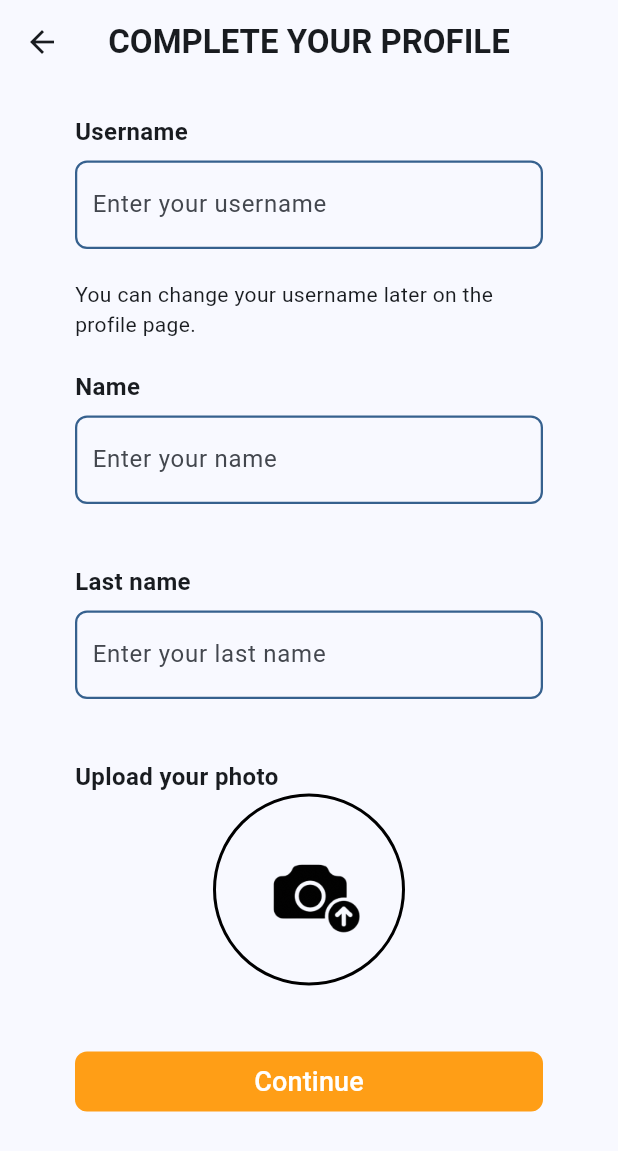
After one commit to amarosv/SongSwipe, a Flutter app: the CompleteProfileView screen opened directly, on a phone screen of 412 x 824 dp. The commit adds this screen. Shown: the top 1151 px of the screen. Run offline on Flutter 3.47's test engine with Material 3 defaults, Android fonts, the phone set to English and light mode, and no system bars; our stand-ins replace firebase_auth, firebase_core, flutter_dotenv, flutter_riverpod, go_router, image_cropper and 2 more; accounts and stored records are empty; generated files the repository leaves out were written again.

Commit message:
Permite seleccionar y recortar una imagen

```diff
--- a/lib/config/languages/app_en.arb
+++ b/lib/config/languages/app_en.arb
@@ -23,5 +23,15 @@
     "error_password_invalid": "password must be 8 characters long, must contain 1 capital letter, 1 lowercase letter, 1 number and 1 special character",
     "error_passwords_match": "passwords don't match",
     "error_email_empty": "email can't be empty",
-    "error_email_invalid": "email isn't valid"
+    "error_email_invalid": "email isn't valid",
+    "complete_profile": "complete your profile",
+    "username": "username",
+    "username_placeholder": "enter your username",
+    "username_info": "you can change your username later on the profile page.",
+    "name": "name",
+    "name_placeholder": "enter your name",
+    "lastname": "last name",
+    "lastname_placeholder": "enter your last name",
+    "upload_your_photo": "upload your photo",
+    "continue_s": "continue"
 }
--- a/lib/config/languages/app_es.arb
+++ b/lib/config/languages/app_es.arb
@@ -23,5 +23,15 @@
     "error_password_invalid": "la contraseña debe tener una longitud de 8 caracteres, contener 1 mayúscula, 1 minúscula, 1 número y 1 caracter especial",
     "error_passwords_match": "las contraseñas no coinciden",
     "error_email_empty": "el email no puede estar vacío",
-    "error_email_invalid": "el email no es válido"
+    "error_email_invalid": "el email no es válido",
+    "complete_profile": "completa tu perfil",
+    "username": "nombre de usuario",
+    "username_placeholder": "escribe tu nombre de usuario",
+    "username_info": "puedes cambiar tu nombre de usuario más tarde en la página del perfil",
+    "name": "nombre",
+    "name_placeholder": "escribe tu nombre",
+    "lastname": "apellidos",
+    "lastname_placeholder": "escribe tus apellidos",
+    "upload_your_photo": "sube tu foto",
+    "continue_s": "continuar"
 }
--- a/lib/config/languages/app_it.arb
+++ b/lib/config/languages/app_it.arb
@@ -23,5 +23,15 @@
     "error_password_invalid": "la password deve essere lunga 8 caratteri, deve contenere 1 maiuscola, 1 minuscola, 1 numero e 1 carattere speciale",
     "error_passwords_match": "le passwords non corrispondono",
     "error_email_empty": "l'e-mail non può essere vuota",
-    "error_email_invalid": "l'e-mail non è valida"
+    "error_email_invalid": "l'e-mail non è valida",
+    "complete_profile": "completa il tuo profilo",
+    "username": "username",
+    "username_placeholder": "scrive il tuo username",
+    "username_info": "poui cambiare il tuo username in seguito nella pagina del tuo profilo",
+    "name": "nome",
+    "name_placeholder": "scrive il tuo nome",
+    "lastname": "cognome",
+    "lastname_placeholder": "scrive il tuo cognome",
+    "upload_your_photo": "carica la tua foto",
+    "continue_s": "continuare"
 }
--- a/lib/config/router/app_router.dart
+++ b/lib/config/router/app_router.dart
@@ -18,7 +18,7 @@ class AppRouter {
     final user = FirebaseAuth.instance.currentUser;
 
     if (user != null) {
-      location = '/login';
+      location = '/complete-profile';
     }
 
     // Devolvemos la ruta
@@ -46,6 +46,12 @@ class AppRouter {
         builder: (context, state) =>
             ChangeThemeScreen(),
       ),
+      GoRoute(
+        path: '/complete-profile',
+        name: CompleteProfileScreen.name,
+        builder: (context, state) =>
+            CompleteProfileScreen(),
+      ),
     ],
   );
 }
--- a/lib/presentation/screens/export_screens.dart
+++ b/lib/presentation/screens/export_screens.dart
@@ -1,3 +1,4 @@
 export 'change_theme_screen.dart';
+export 'complete_profile_screen.dart';
 export 'login_screen.dart';
 export 'signup_screen.dart';
--- /dev/null
+++ b/lib/presentation/views/complete_profile_view.dart
@@ -0,0 +1,207 @@
+import 'dart:io';
+
+import 'package:flutter/material.dart';
+import 'package:flutter_gen/gen_l10n/app_localizations.dart';
+import 'package:image_cropper/image_cropper.dart';
+import 'package:image_picker/image_picker.dart';
+import 'package:songswipe/helpers/export_helpers.dart';
+import 'package:songswipe/presentation/widgets/export_widgets.dart';
+
+class CompleteProfileView extends StatefulWidget {
+  const CompleteProfileView({super.key});
+
+  @override
+  State<CompleteProfileView> createState() => _CompleteProfileViewState();
+}
+
+class _CompleteProfileViewState extends State<CompleteProfileView> {
+  // Constante que almacena la ruta a las imagenes
+  final String assetsPath = 'assets/images/useful';
+
+  // Controllers de los TextField
+  late TextEditingController usernameController;
+  late TextEditingController nameController;
+  late TextEditingController lastNameController;
+
+  @override
+  void initState() {
+    super.initState();
+    // Inicializamos los controllers
+    usernameController = TextEditingController();
+    nameController = TextEditingController();
+    lastNameController = TextEditingController();
+  }
+
+  @override
+  void dispose() {
+    // Destruimos los controllers
+    usernameController.dispose();
+    nameController.dispose();
+    lastNameController.dispose();
+    super.dispose();
+  }
+
+  File? _image; // Imagen seleccionada
+  final ImagePicker _picker = ImagePicker();
+
+  Future<File?> _cropImage(File imageFile) async {
+    final croppedFile = await ImageCropper().cropImage(
+      sourcePath: imageFile.path,
+      uiSettings: [
+        AndroidUiSettings(
+            toolbarTitle: 'Recortar Imagen',
+            toolbarColor: Colors.orange,
+            toolbarWidgetColor: Colors.white,
+            initAspectRatio: CropAspectRatioPreset.original,
+            lockAspectRatio: false,
+            aspectRatioPresets: [
+              CropAspectRatioPreset
+                  .square, // Permite recortar en formato cuadrado
+              CropAspectRatioPreset.ratio3x2,
+              CropAspectRatioPreset.original,
+              CropAspectRatioPreset.ratio4x3,
+              CropAspectRatioPreset.ratio16x9
+            ]),
+        IOSUiSettings(title: 'Recortar Imagen', aspectRatioPresets: [
+          CropAspectRatioPreset.square, // Permite recortar en formato cuadrado
+          CropAspectRatioPreset.ratio3x2,
+          CropAspectRatioPreset.original,
+          CropAspectRatioPreset.ratio4x3,
+          CropAspectRatioPreset.ratio16x9
+        ]),
+      ],
+    );
+
+    if (croppedFile != null) {
+      return File(croppedFile.path);
+    }
+    return null;
+  }
+
+  Future<void> _pickImage() async {
+    final XFile? pickedFile =
+        await _picker.pickImage(source: ImageSource.gallery);
+
+    if (pickedFile != null) {
+      File? croppedFile = await _cropImage(File(pickedFile.path));
+
+      if (croppedFile != null) {
+        setState(() {
+          _image = croppedFile;
+        });
+      }
+    }
+  }
+
+  @override
+  Widget build(BuildContext context) {
+    // Constante que almacena la localización de la app
+    final localization = AppLocalizations.of(context)!;
+
+    final size = MediaQuery.of(context).size;
+    final width = size.width;
+
+    return Scaffold(
+      appBar: AppBar(
+        title: Text(
+          localization.complete_profile.toUpperCase(),
+          style: TextStyle(fontWeight: FontWeight.bold),
+        ),
+      ),
+      body: SafeArea(
+          child: SingleChildScrollView(
+        child: Column(
+          children: [
+            Padding(padding: EdgeInsets.symmetric(vertical: 10)),
+
+            // CustomTextField para el username
+            CustomTextfield(
+              title: capitalizeFirstLetter(text: localization.username),
+              padding: EdgeInsets.symmetric(horizontal: 50),
+              placeholder: capitalizeFirstLetter(
+                  text: localization.username_placeholder),
+              textEditingController: usernameController,
+            ),
+
+            // Texto informativo para el username
+            Padding(
+              padding: EdgeInsets.symmetric(horizontal: 50, vertical: 20),
+              child: Text(
+                  'You can change your username later on the profile page.'),
+            ),
+
+            // CustomTextField para el nombre
+            CustomTextfield(
+              title: capitalizeFirstLetter(text: localization.name),
+              padding: EdgeInsets.symmetric(horizontal: 50),
+              placeholder:
+                  capitalizeFirstLetter(text: localization.name_placeholder),
+              textEditingController: nameController,
+            ),
+
+            // Espaciado
+            Padding(padding: EdgeInsets.symmetric(vertical: 20)),
+
+            // CustomTextField para los apellidos
+            CustomTextfield(
+              title: capitalizeFirstLetter(text: localization.lastname),
+              padding: EdgeInsets.symmetric(horizontal: 50),
+              placeholder: capitalizeFirstLetter(
+                  text: localization.lastname_placeholder),
+              textEditingController: lastNameController,
+            ),
+
+            // Espaciado
+            Padding(padding: EdgeInsets.symmetric(vertical: 20)),
+
+            // Texto para subir la imagen
+            Padding(
+              padding: EdgeInsets.symmetric(horizontal: 50),
+              child: SizedBox(
+                width: width,
+                child: Text(
+                  capitalizeFirstLetter(text: localization.upload_your_photo),
+                  textAlign: TextAlign.start,
+                  style: TextStyle(fontWeight: FontWeight.bold, fontSize: 16),
+                ),
+              ),
+            ),
+
+            // Imagen para subir la foto
+            GestureDetector(
+              onTap: _pickImage,
+              child: Container(
+                width: 128,
+                height: 128,
+                decoration: BoxDecoration(
+                  shape: BoxShape.circle,
+                  border: Border.all(color: Colors.black, width: 2),
+                ),
+                child: ClipOval(
+                  child: _image != null
+                      ? Image.file(_image!,
+                          fit: BoxFit.cover) // Mostrar imagen seleccionada
+                      : Image.asset(
+                          '$assetsPath/upload-photo.png',
+                          fit: BoxFit.cover,
+                        ),
+                ),
+              ),
+            ),
+
+            // Espaciado
+            Padding(
+              padding: EdgeInsets.symmetric(vertical: 20),
+            ),
+
+            // Button para continuar
+            CustomButton(
+                backgroundColor: Color(0xFFFF9E16),
+                onPressed: () {},
+                text: localization.continue_s)
+          ],
+        ),
+      )),
+    );
+  }
+}
--- a/lib/presentation/views/export_views.dart
+++ b/lib/presentation/views/export_views.dart
@@ -1,3 +1,4 @@
 export 'change_theme_view.dart';
+export 'complete_profile_view.dart';
 export 'login_view.dart';
 export 'signup_view.dart';
--- a/pubspec.yaml
+++ b/pubspec.yaml
@@ -39,6 +39,8 @@ dependencies:
   flutter_riverpod: ^2.6.1
   go_router: ^14.6.3
   http: ^1.3.0
+  image_cropper: ^9.0.0
+  image_picker: ^1.1.2
   intl: any
   shared_preferences: ^2.3.5
 
@@ -61,6 +63,7 @@ flutter:
     - assets/images/logos/
     - assets/images/flags/
     - assets/images/social/
+    - assets/images/useful/
     - .env
   # To add assets to your application, add an assets section, like this:
   # assets:
```
Also changed, not shown: lib/presentation/screens/complete_profile_screen.dart (added, +12 -0 lines), lib/presentation/views/signup_view.dart (+8 -5 lines), assets/images/useful/upload-photo.png (added), pubspec.lock, 9 other files.
